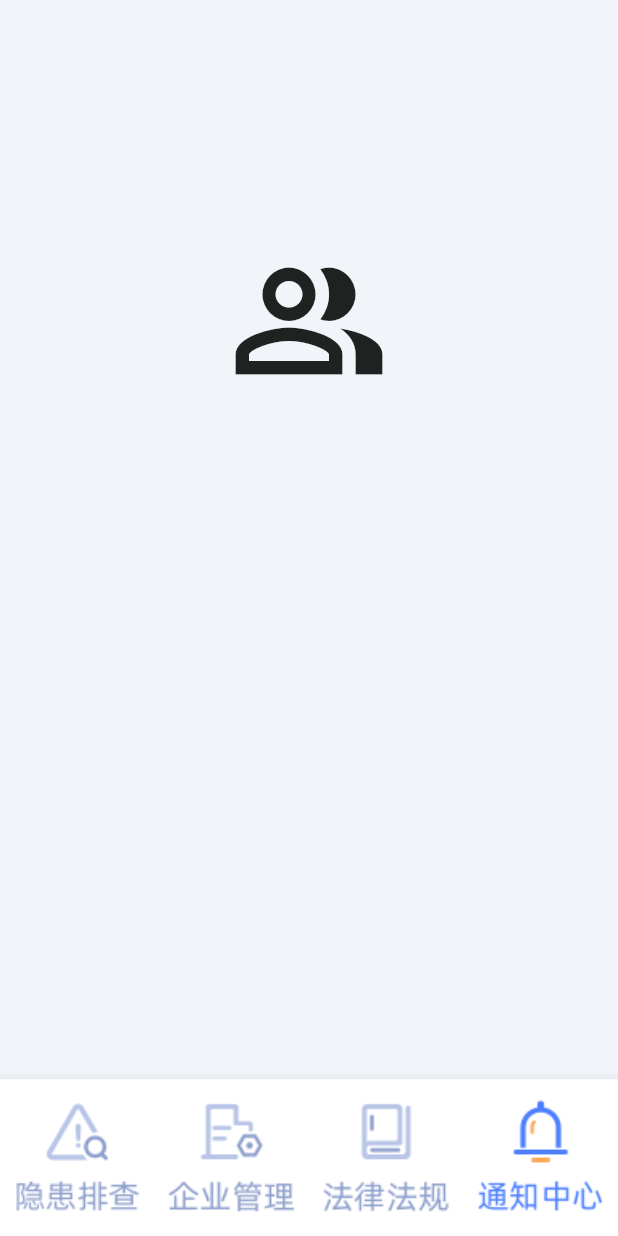
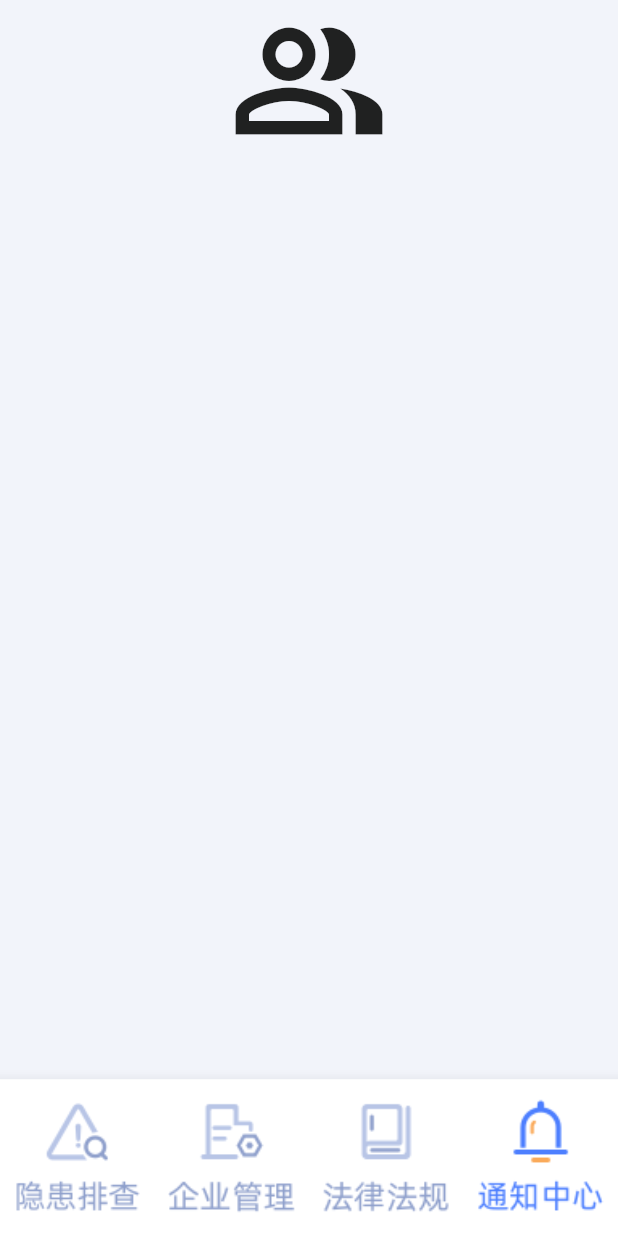
Before and after one commit to tanwanlanyue1/check-app, a Flutter app: the HomePage screen opened directly, item 4 of the bottom bar chosen, on a phone screen of 412 x 824 dp. Run offline on Flutter 3.47's test engine with Material 2 defaults, Android fonts, the light colour scheme and no system bars; our stand-ins replace azlistview, bot_toast, cached_network_image, date_format, dio, file_picker and 11 more; missing offline and left inert: common_utils, flutter_echarts, flutter_picker, lpinyin, r_upgrade, syncfusion_flutter_pdfviewer; accounts and stored records are empty; network calls fail; statements that could not run were skipped.

Commit message:
'yx-首页背景1'

```diff
--- a/lib/page/module_steward/enterprise/enterprise_page.dart
+++ b/lib/page/module_steward/enterprise/enterprise_page.dart
@@ -70,9 +70,8 @@ class _EnterprisePageState extends State<EnterprisePage> {
       children: [
         Container(
           width: px(750),
-          height: px(88),
-          decoration: BoxDecoration(
-            border: Border(bottom: BorderSide(color: Color(0xff19191A),width: 0.0)),),
+          height: appTopPadding(context),
+          color: Color(0xff19191A),
         ),
         Expanded(
           child: LayoutPage(
--- a/lib/page/module_steward/law/law_page.dart
+++ b/lib/page/module_steward/law/law_page.dart
@@ -26,6 +26,11 @@ class _LawPageState extends State<LawPage>  with SingleTickerProviderStateMixin{
     return Scaffold(
       body: Column(
         children: [
+          Container(
+            width: px(750),
+            height: appTopPadding(context),
+            color: Color(0xff19191A),
+          ),
           topBar(),
           Container(
             height: px(64.0),
@@ -66,7 +71,6 @@ class _LawPageState extends State<LawPage>  with SingleTickerProviderStateMixin{
   ///头部
   Widget topBar(){
     return Container(
-      margin: EdgeInsets.only(top: Adapt.padTopH()),
       color: Colors.white,
       height: px(88),
       child: Row(
--- a/lib/page/module_steward/message/message_page.dart
+++ b/lib/page/module_steward/message/message_page.dart
@@ -28,10 +28,13 @@ class _MessagePageState extends State<MessagePage> {
 
   @override
   Widget build(BuildContext context) {
-    return Container(
-      margin: EdgeInsets.only(top: px(150)),
-      child: Column(
+    return Column(
       children: [
+        Container(
+          width: px(750),
+          height: appTopPadding(context),
+          color: Color(0xff19191A),
+        ),
         InkWell(
           child: Icon(Icons.people_alt_outlined,size: px(100),),
           onTap: (){
@@ -47,7 +50,6 @@ class _MessagePageState extends State<MessagePage> {
           },
         )
       ],
-      ),
     );
   }
 
```
Also changed, not shown: lib/page/module_steward/check/check_page.dart (+3 -4 lines). Lines whose indentation alone changed are shown as unchanged.
